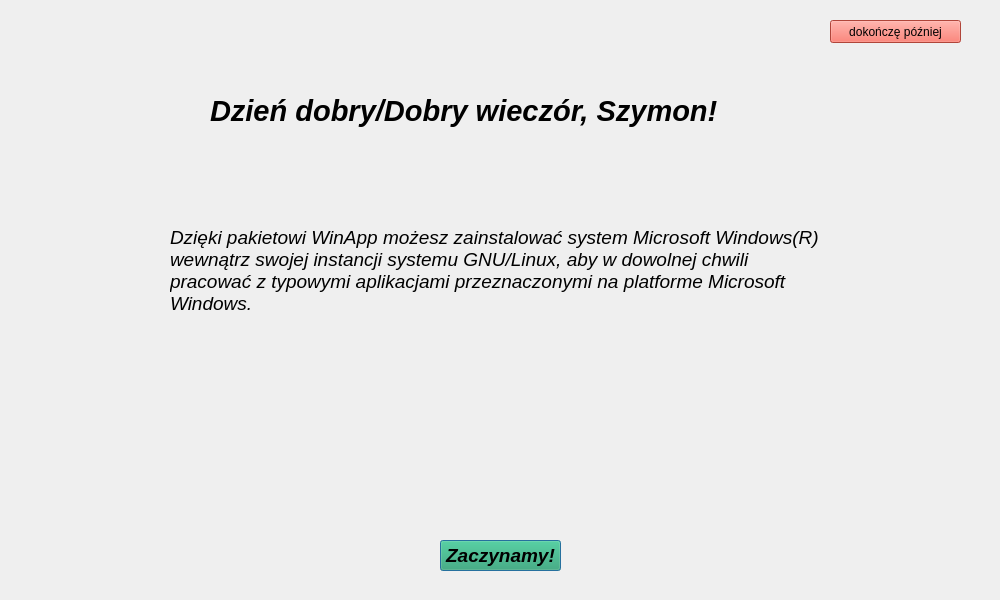
First picture: the form in WinApps_FrrstRunWizard/wizardmainwindow.ui, repository ShimOnSanV/WinApps, before the edit.
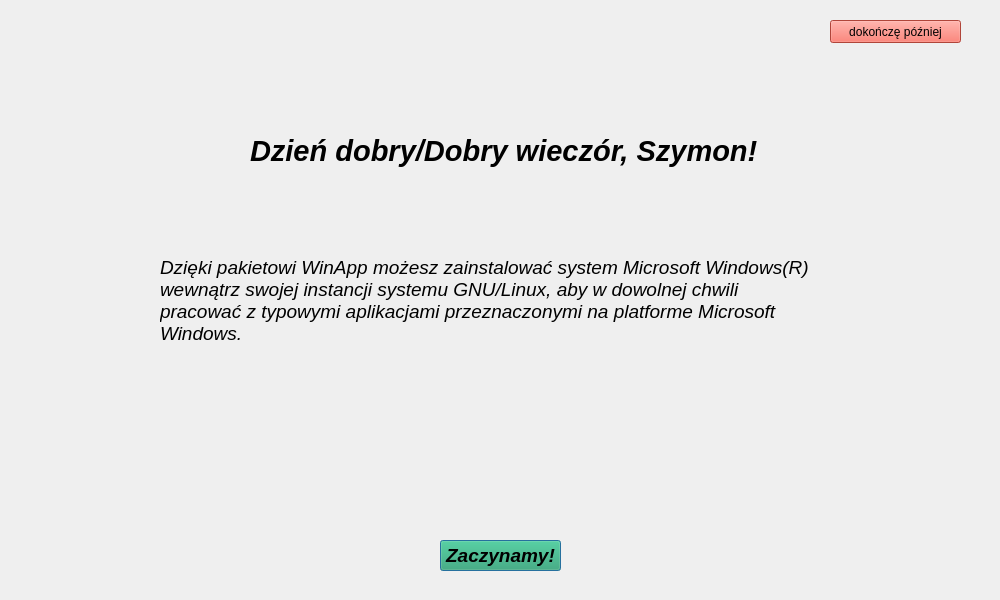
Second picture: the form after the edit.

Commit message: Some changes in code structure, to be continued

```diff
--- a/WinApps_FrrstRunWizard/wizardmainwindow.ui
+++ b/WinApps_FrrstRunWizard/wizardmainwindow.ui
@@ -65,8 +65,8 @@
    <widget class="QLabel" name="label">
     <property name="geometry">
      <rect>
-      <x>170</x>
-      <y>180</y>
+      <x>160</x>
+      <y>210</y>
       <width>661</width>
       <height>181</height>
      </rect>
@@ -87,9 +87,9 @@
    <widget class="QLabel" name="label_2">
     <property name="geometry">
      <rect>
-      <x>210</x>
-      <y>60</y>
-      <width>551</width>
+      <x>250</x>
+      <y>100</y>
+      <width>511</width>
       <height>101</height>
      </rect>
     </property>
```
The commit also changes 2 other files.
